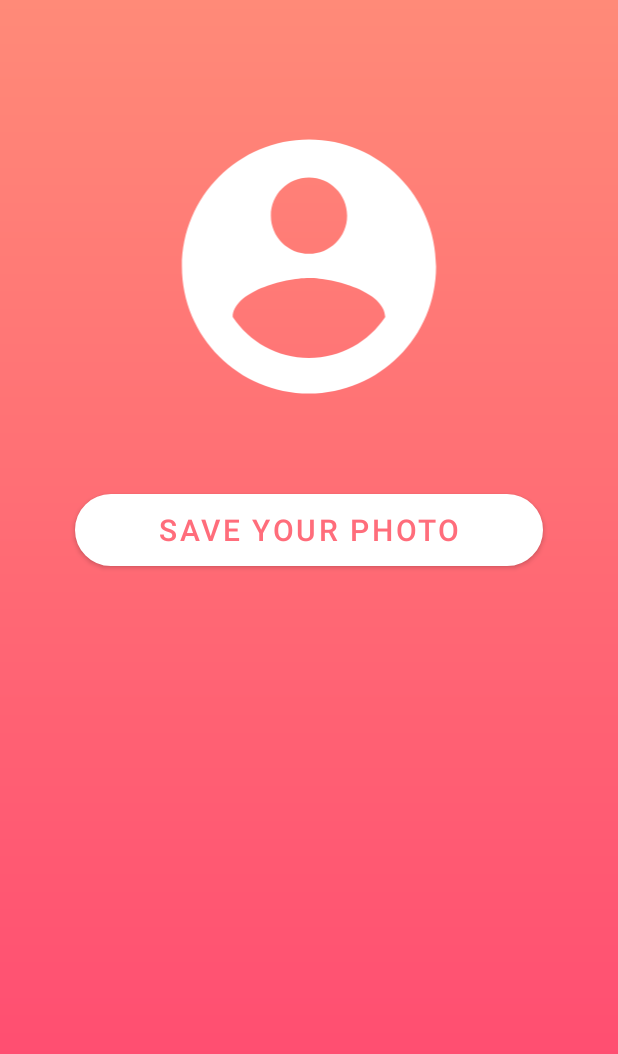
After one commit to hady-o/Instagram, an Android app: the SignUp2Activity screen opened directly, with no data from a screen before it, on a phone screen of 412 x 824 dp. The commit adds this screen. Shown: the top 1054 px of the screen. Run offline under Robolectric (Android 15) with nearby library versions, the phone set to English and light mode, and no system bars; our stand-ins replace Firebase (no records; nobody signed in at launch, a user with empty details on screens opened directly).

Commit message:
login and sign up

```diff
--- a/app/build.gradle
+++ b/app/build.gradle
@@ -1,5 +1,6 @@
 plugins {
     id 'com.android.application'
+    id 'com.google.gms.google-services'
 
 }
 
--- a/app/src/main/AndroidManifest.xml
+++ b/app/src/main/AndroidManifest.xml
@@ -13,6 +13,9 @@
         android:supportsRtl="true"
         android:theme="@style/Theme.InstApp"
         tools:targetApi="31">
+        <activity
+            android:name=".SignUp2Activity"
+            android:exported="false" />
         <activity
             android:name=".Home2Activity"
             android:exported="false" />
--- /dev/null
+++ b/app/src/main/res/layout/activity_sign_up2.xml
@@ -0,0 +1,50 @@
+<?xml version="1.0" encoding="utf-8"?>
+<androidx.constraintlayout.widget.ConstraintLayout
+    xmlns:android="http://schemas.android.com/apk/res/android"
+    xmlns:app="http://schemas.android.com/apk/res-auto"
+    xmlns:tools="http://schemas.android.com/tools"
+    android:layout_width="match_parent"
+    android:layout_height="match_parent"
+    tools:context=".SignUp2Activity">
+
+
+    <Button
+        android:id="@+id/savePhotoButtonId"
+        android:layout_width="match_parent"
+        android:layout_height="wrap_content"
+        android:layout_marginLeft="50dp"
+        android:layout_marginRight="50dp"
+        android:layout_marginTop="50dp"
+        android:background="@drawable/button_shape"
+        android:text="Save Your Photo"
+        android:textColor="@color/editText_color1"
+        android:textSize="20sp"
+        app:layout_constraintEnd_toEndOf="parent"
+        app:layout_constraintHorizontal_bias="0.494"
+        app:layout_constraintStart_toStartOf="parent"
+        app:layout_constraintTop_toBottomOf="@+id/imageView5" />
+
+    <ImageView
+        android:id="@+id/imageView5"
+        android:layout_width="249dp"
+        android:layout_height="203dp"
+        android:layout_marginTop="76dp"
+        app:layout_constraintEnd_toEndOf="parent"
+        app:layout_constraintStart_toStartOf="parent"
+        app:layout_constraintTop_toTopOf="parent"
+        app:srcCompat="@drawable/ic_baseline_account_circle_24" />
+
+    <ProgressBar
+        android:id="@+id/progressBar3"
+        style="?android:attr/progressBarStyle"
+        android:layout_width="100dp"
+        android:layout_height="100dp"
+        app:layout_constraintBottom_toTopOf="@+id/savePhotoButtonId"
+        app:layout_constraintEnd_toEndOf="parent"
+        app:layout_constraintHorizontal_bias="0.498"
+        app:layout_constraintStart_toStartOf="parent"
+        app:layout_constraintTop_toBottomOf="@+id/imageView5"
+        app:layout_constraintVertical_bias="1.0" />
+
+
+</androidx.constraintlayout.widget.ConstraintLayout>
--- a/app/src/main/res/values/strings.xml
+++ b/app/src/main/res/values/strings.xml
@@ -12,6 +12,6 @@
     <string name="with_no_account">Don\'t have an account?</string>
     <string name="already_have_account">Already have an account?</string>
     <string name="sign_up_title">Sign Up</string>
-<!-- TODO: Remove or change this placeholder text -->
+    <!-- TODO: Remove or change this placeholder text -->
     <string name="hello_blank_fragment">Hello blank fragment</string>
 </resources>
--- a/build.gradle
+++ b/build.gradle
@@ -1,6 +1,7 @@
 buildscript {
     dependencies {
 
+    classpath 'com.google.gms:google-services:4.3.13'
     }
 }// Top-level build file where you can add configuration options common to all sub-projects/modules.
 plugins {
```
Also changed, not shown: app/src/main/java/com/example/instapp/LogInActivity.java (+5 -3 lines), app/src/main/java/com/example/instapp/SignUp2Activity.java (added, +164 -0 lines), app/src/main/java/com/example/instapp/SignUpActivity.java (+27 -0 lines), app/src/main/java/com/example/instapp/firebase/CurrentUserClass.java (added, +9 -0 lines), app/src/main/java/com/example/instapp/firebase/SignInClass.java (+72 -69 lines), app/src/main/java/com/example/instapp/firebase/SignUpClass.java (added, +123 -0 lines), app/src/main/res/layout/activity_sign_up.xml (+11 -0 lines), app/src/main/res/layout/card_captioned_image.xml (+11 -0 lines).
